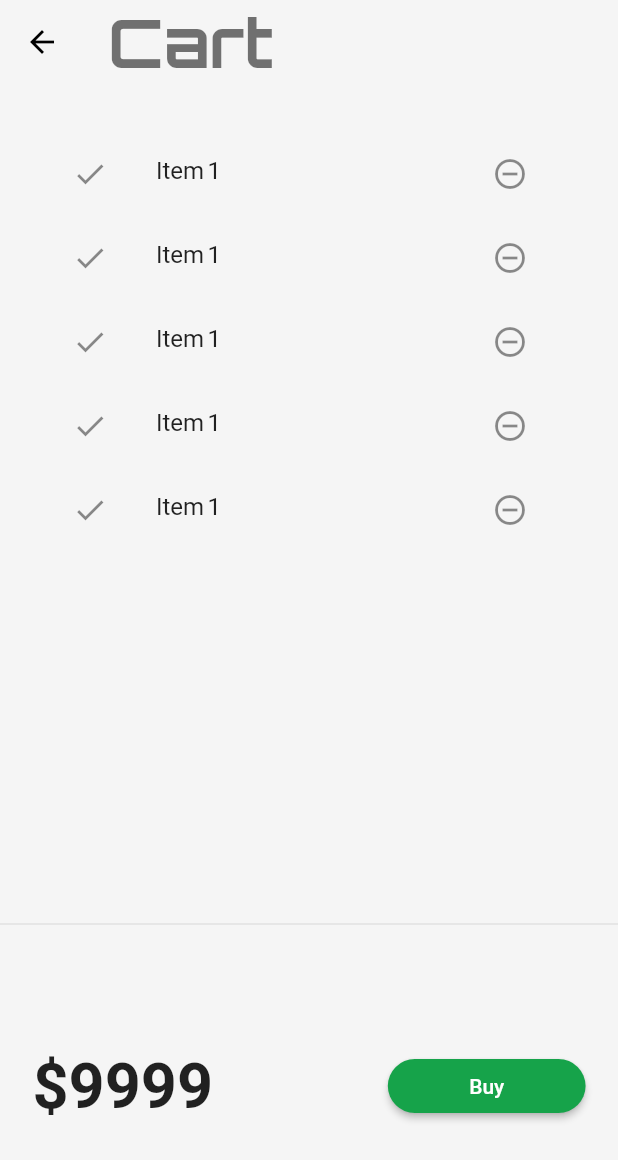
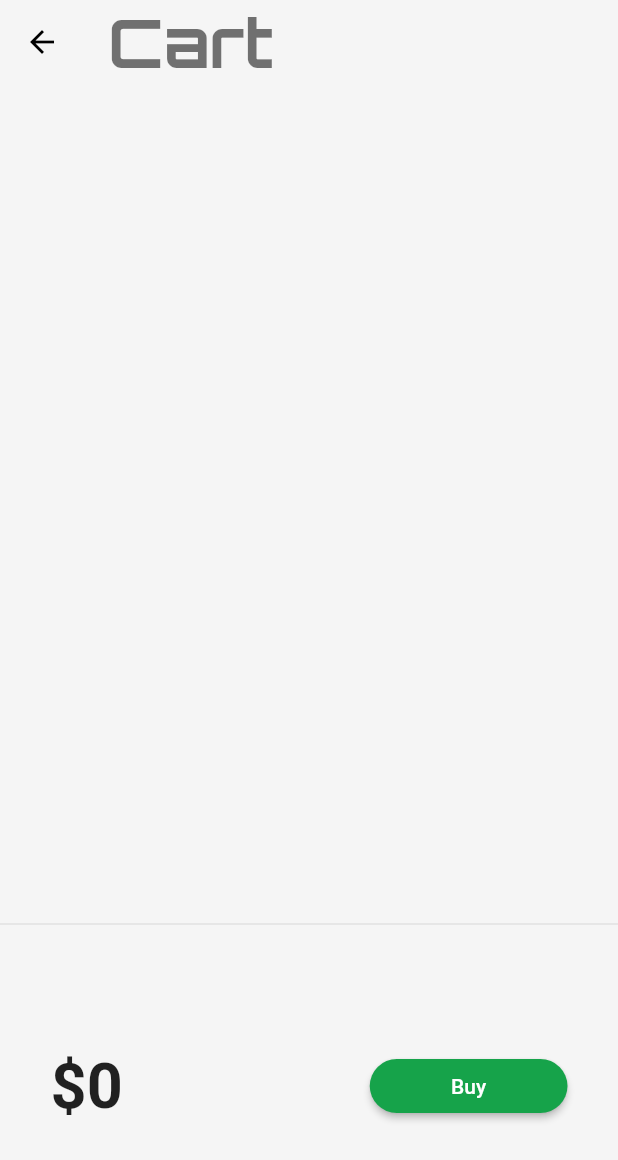
Before and after one commit to siddharthsingh025/my_first_Flutter_App-CATLOG-, a Flutter app: the screen it shows after launch, after a tap on an icon or button, on a phone screen of 412 x 824 dp. Shown: the top 1160 px of the screen. Run offline on Flutter 3.47's test engine with Material 2 defaults, Android fonts, the phone set to English and light mode, and no system bars; our stand-ins replace google_fonts, velocity_x; network calls fail; Roboto replaces fonts that are missing (Acme).

Commit message:
day 14 completed,cart model,getter,setter,maping,calss

```diff
--- a/lib/Models/cart.dart
+++ b/lib/Models/cart.dart
@@ -1,4 +1,48 @@
+import 'package:my_app/Models/catlog.dart';
+
 class CartModel{
 
+//singletone class
+static final cartModel = CartModel.internal();
+
+CartModel.internal();
+
+factory CartModel() => cartModel;
+
+
+
+
+
+//Catalog field
+late CatalogModel _catalog;
+
+//Collection of IDs -store ids of each item
+final List<int> _itemIds =[];
+
+//Getiing Catalog
+CatalogModel get catalog =>_catalog;
+
+set catalog(CatalogModel newCatalog){
+  assert (newCatalog!=null);
+  _catalog =newCatalog;
 
 }
+  //get items in the cart
+  List<Item> get items => _itemIds.map((id) => _catalog.getById(id)).toList();
+
+//Get total Price
+num get totalPrice => items.fold(0, (total, current) => total + current.price);
+
+//Add items
+void  add(Item item)
+{
+  _itemIds.add(item.id);
+}
+
+//Remove items
+
+void remove(Item item )
+{
+  _itemIds.remove(item.id);
+}
+}
--- a/lib/Models/catlog.dart
+++ b/lib/Models/catlog.dart
@@ -2,25 +2,26 @@ import 'dart:convert';
 
 class CatalogModel{
 
-  static  List<Item> items=[
-Item(
-id: 1,
-name: "iPhone 12 pro",
-desc: "Apple iPhone 12th generation",
-price: 999,
-color: "#33505a",
-image: "https://encrypted-tbn0.gstatic.com/images?q=tbn:ANd9GcRISJ6msIu4AU9_M9ZnJVQVFmfuhfyJjEtbUm3ZK11_8IV9TV25-1uM5wHjiFNwKy99w0mR5Hk&usqp=CAc",
+//singletone class
+static final catModel = CatalogModel.internal();
 
-)
+CatalogModel.internal();
 
-  ] ;
+
+factory CatalogModel() => catModel;
+
+
+
+
+
+   static  List<Item> items=List.empty();
 
 //Get Item by ID
-   static Item getById(int id)=>
+    Item getById(int id)=>
   items.firstWhere((element) => element.id == id, orElse: null);
 
   //Get Item by position
-  static  Item getByPosition(int pos) => items[pos];
+    Item getByPosition(int pos) => items[pos];
 
 }
 
--- a/lib/main.dart
+++ b/lib/main.dart
@@ -23,7 +23,7 @@ themeMode:ThemeMode.system,
 theme:MyTheme.lighTheme(context),
 darkTheme: MyTheme.darkTheme(context),
 debugShowCheckedModeBanner: false,
- initialRoute: MyRoutes.homeRoutes,
+  initialRoute: MyRoutes.homeRoutes,
 routes:{
 "/":(context)=> LoginPage(),
 MyRoutes.homeRoutes:(context)=> HomePage(),
--- a/lib/pages/Homepage.dart
+++ b/lib/pages/Homepage.dart
@@ -35,7 +35,7 @@ class _HomePageState extends State<HomePage> {
 
   loadData()
    async {
-    //  await Future.delayed(Duration(seconds: 8));
+     await Future.delayed(Duration(seconds: 2));
     final catalogjson =  await  rootBundle.loadString("Assets/files/Catalog.json");
       final decodeData = jsonDecode(catalogjson);
        var productsData = decodeData["products"];
@@ -67,7 +67,7 @@ SafeArea(
        if(CatalogModel.items!=null && CatalogModel.items.isNotEmpty)
       CatalogList().py16().expand()
       else
-      Center(child: CircularProgressIndicator(),)
+       CircularProgressIndicator().centered().expand()
 
       ],),
   ),
--- a/lib/pages/cart_page.dart
+++ b/lib/pages/cart_page.dart
@@ -1,5 +1,6 @@
 import 'package:flutter/material.dart';
 import 'package:google_fonts/google_fonts.dart';
+import 'package:my_app/Models/cart.dart';
 import 'package:my_app/widget/theme.dart';
 import 'package:velocity_x/velocity_x.dart';
 
@@ -29,6 +30,7 @@ body: Column(
 
 
 class _CartTotal extends StatelessWidget{
+  final _cart =CartModel();
   @override
   Widget build(BuildContext context){
   return SizedBox(
@@ -36,7 +38,7 @@ class _CartTotal extends StatelessWidget{
     child: Row(
       mainAxisAlignment: MainAxisAlignment.spaceAround,
       children: [
-        "\$9999".text.xl5.bold.make(),
+        "\$${_cart.totalPrice}".text.xl5.bold.make(),
         30.widthBox,
         ElevatedButton(
           onPressed: (){
@@ -65,10 +67,11 @@ class _CartList extends StatefulWidget{
 }
 
 class __CartListState extends State<_CartList> {
+  final _cart =CartModel();
   @override
   Widget build(BuildContext context){
   return ListView.builder(
-    itemCount: 5,
+    itemCount:_cart.items.length ,
     itemBuilder: (context,index)=>
     ListTile(
       leading: Icon(Icons.done),
@@ -76,7 +79,7 @@ class __CartListState extends State<_CartList> {
         icon: Icon(Icons.remove_circle_outline),
         onPressed: (){},
         ),
-        title: "Item 1".text.make(),
+        title: _cart.items[index].name.text.make(),
 
     )
     );
--- a/lib/widget/Homepage_widgets/Catalog_List.dart
+++ b/lib/widget/Homepage_widgets/Catalog_List.dart
@@ -3,6 +3,7 @@
 
 
 import 'package:flutter/material.dart';
+import 'package:my_app/Models/cart.dart';
 import 'package:my_app/Models/catlog.dart';
 import 'package:my_app/pages/Home_detail.page.dart';
 
@@ -19,7 +20,7 @@ class CatalogList extends StatelessWidget{
     shrinkWrap: true,
     itemCount: CatalogModel.items.length,
     itemBuilder: (context , index){
-      final catalog = CatalogModel.getByPosition(index);
+      final catalog = CatalogModel.items[index];
       return InkWell(
         onTap: () => Navigator.push(context, MaterialPageRoute(
           builder: (context) => HomeDetailPage(
@@ -62,18 +63,7 @@ child: Row(
           children: [
 
             "\$${catalog.price}".text.xl.bold.make(),
-            ElevatedButton(onPressed: () {},
-
-            style: ButtonStyle(
-
-              shape: MaterialStateProperty.all(StadiumBorder()
-              ),
-              // backgroundColor: MaterialStateProperty.all()
-              ),
-
-            child:
-            "Add To Cart".text.make(),
-            )
+            _AddToCart(catalog : catalog)
 
           ],
         ),
@@ -87,3 +77,44 @@ child: Row(
   ).color(context.cardColor).rounded.square(150).make().py16();
 }
 }
+
+
+
+
+
+class _AddToCart extends StatefulWidget {
+   final Item catalog;
+  const _AddToCart({
+    Key? key, required this.catalog,
+  }) : super(key: key);
+
+  @override
+  __AddToCartState createState() => __AddToCartState();
+}
+
+class __AddToCartState extends State<_AddToCart> {
+   bool isAdded =false;
+  @override
+  Widget build(BuildContext context) {
+    return ElevatedButton(onPressed: () {
+     isAdded = isAdded.toggle();
+    final _catalog =CatalogModel();
+    final _cart =CartModel();
+    _cart.catalog = _catalog;
+    _cart.add(widget.catalog);
+     setState(() {});
+    },
+
+    style: ButtonStyle(
+
+      shape: MaterialStateProperty.all(StadiumBorder()
+      ),
+      // backgroundColor: MaterialStateProperty.all()
+      ),
+
+    child:
+
+     isAdded ?Icon(Icons.done):"Add To Cart".text.make(),
+    );
+  }
+}
```
